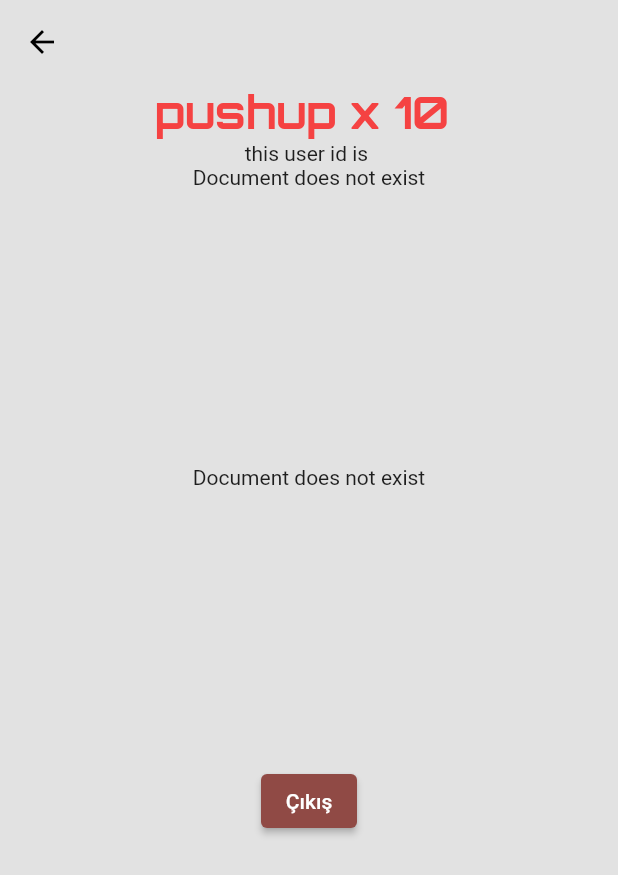
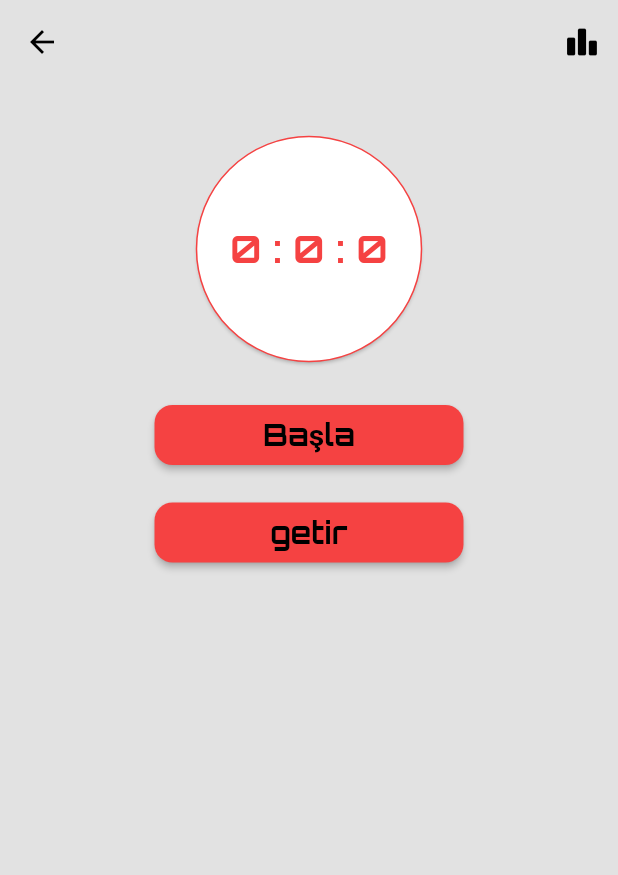
Before and after one commit to tolunaykutlu/Gym-App, a Flutter app: the SelectedChallenge screen opened by its route, on a phone screen of 412 x 824 dp. Shown: the top 875 px of the screen. Run offline on Flutter 3.47's test engine with Material 2 defaults, Android fonts, the phone set to English and light mode, and no system bars; our stand-ins replace cloud_firestore, firebase_auth, firebase_core, flutter_riverpod, fluttertoast, google_fonts and 1 more; missing offline and left inert: kartal; accounts and stored records are empty.

```diff
--- /dev/null
+++ b/lib/src/core/components/widgets/timer_text_widget.dart
@@ -0,0 +1,91 @@
+import 'dart:async';
+import 'package:change30/src/core/constants/app_contants.dart';
+import 'package:change30/src/core/extension/size_extension.dart';
+import 'package:flutter/material.dart';
+import 'package:flutter_riverpod/flutter_riverpod.dart';
+import '../../../features/riverpods/timer_riverpod.dart';
+import 'custom_button.dart';
+
+class TimerText extends ConsumerStatefulWidget {
+  const TimerText({
+    Key? key,
+  }) : super(key: key);
+
+  @override
+  ConsumerState<TimerText> createState() => _TimerTextState();
+}
+
+class _TimerTextState extends ConsumerState<TimerText> {
+  Timer? _timer;
+
+  bool isStarted = false;
+  int hour = 0;
+  int min = 0;
+
+  @override
+  void dispose() {
+    _timer?.cancel();
+    super.dispose();
+  }
+
+  @override
+  Widget build(BuildContext context) {
+    var counter = ref.watch(counterProvider);
+    String time = "$hour : $min : ${counter.counter}";
+
+    startTimer() {
+      if (isStarted) {
+        _timer = Timer.periodic(const Duration(seconds: 1), (timer) {
+          setState(() {
+            counter.addToCounter();
+            if (counter.counter == 60) {
+              counter.counter = 0;
+              min++;
+            }
+            if (min == 60) {
+              min = 0;
+              hour++;
+            }
+          });
+        });
+      } else {
+        _timer?.cancel();
+      }
+    }
+
+    return Column(
+      children: [
+        Card(
+            shape: StadiumBorder(
+                //yuvarlak
+                side: BorderSide(
+                    color: counter.counter % 2 == 0
+                        ? AppConstants.primaryColor
+                        : AppConstants.secondaryColor,
+                    strokeAlign:
+                        counter.counter % 2 == 0 ? 0 : 20, //kenarın uzaklığı
+                    width: 1)),
+            child: SizedBox(
+                width: 150,
+                height: 150,
+                child: Center(
+                    child: Text(
+                  time,
+                  style: smallTitleTextStyle(
+                      color: AppConstants.primaryColor, fsize: 25),
+                )))),
+        spaceMediumH25(),
+        CustomButton(
+          size: context.deviceSize / 2,
+          buttonText: "Başla",
+          onpress: () {
+            setState(() {
+              isStarted = !isStarted;
+              startTimer();
+            });
+          },
+        ),
+      ],
+    );
+  }
+}
--- a/lib/src/features/Views/selected_challenge.dart
+++ b/lib/src/features/Views/selected_challenge.dart
@@ -1,94 +1,91 @@
-import 'dart:async';
-
-import 'package:change30/src/core/constants/app_contants.dart';
-
 import 'package:change30/src/core/extension/size_extension.dart';
-import 'package:change30/src/features/Controllers/exercise_controller.dart';
-import 'package:change30/src/features/Views/login_page.dart';
-import 'package:change30/src/features/riverpods/auth_riverpod.dart';
-import 'package:cloud_firestore/cloud_firestore.dart';
-
 import 'package:flutter/material.dart';
-
 import 'package:flutter_riverpod/flutter_riverpod.dart';
+import '../../core/components/widgets/custom_button.dart';
+import '../../core/components/widgets/timer_text_widget.dart';
+import '../../core/constants/app_contants.dart';
+import '../riverpods/auth_riverpod.dart';
+import '../riverpods/timer_riverpod.dart';
 
 class SelectedChallenge extends ConsumerStatefulWidget {
   const SelectedChallenge({super.key});
 
   @override
-  ConsumerState<SelectedChallenge> createState() => _SelectedChallengeState();
+  ConsumerState<ConsumerStatefulWidget> createState() =>
+      _SelectedChallengeState();
 }
 
 class _SelectedChallengeState extends ConsumerState<SelectedChallenge> {
-  /* @override
+  /* CollectionReference users = FirebaseFirestore.instance.collection('users'); */
+
+  /* final CollectionReference egzersiz =
+        FirebaseFirestore.instance.collection('egzersizler');
+    final CollectionReference users =
+        FirebaseFirestore.instance.collection('users'); */
+
+  String userName = "";
+  @override
   void initState() {
+    getUsersWantedData();
+
     super.initState();
-    startTimer();
-  } */
+  }
+
+  getUsersWantedData() {
+    var data =
+        ref.read(authProvider).getData("users", "Z0vzcHpGZlSmNoMQBGWFOI1iPcN2");
+    data.then((value) {
+      //Setstate ile username içine firebaseden datasını çektiğimiz kullanıcının adını verdik
+      setState(() {
+        userName = value["name"];
+      });
+    });
+  }
 
   @override
   Widget build(BuildContext context) {
-    /* CollectionReference users = FirebaseFirestore.instance.collection('users'); */
+    return Scaffold(
+      appBar: AppBar(
+        actions: [
+          IconButton(
+              onPressed: () {
+                Navigator.pushNamed(context, '/LeaderBoardScreen');
+              },
+              icon: const Icon(Icons.leaderboard_rounded))
+        ],
+      ),
+      body: Padding(
+        padding: const EdgeInsets.symmetric(horizontal: 10),
+        child: Center(
+          child: Column(
+            children: [
+              //Text("this user id is $userId"),
+              //oneTimeRead(egzersiz),
+              Text(userName),
 
-    var userProvider = ref.watch(authProvider);
-    var exercisePro = ref.watch(excerciseProvider);
+              spaceSmallH15(),
+              const TimerText(),
+              spaceMediumH25(),
+              CustomButton(
+                size: context.deviceSize / 2,
+                buttonText: "getir",
+                onpress: () async {
+                  int score = ref.read(counterProvider).totalScore;
+                  await ref
+                      .read(authProvider)
+                      .fstore
+                      .addUserToLeaderboard(userName, score);
 
-    final CollectionReference egzersiz =
-        FirebaseFirestore.instance.collection('egzersizler');
-    final Stream<QuerySnapshot> usersStream =
-        FirebaseFirestore.instance.collection('egzersiz').snapshots();
-
-    //final CollectionReference users =
-    FirebaseFirestore.instance.collection('users');
-
-    String userId = userProvider.fstore.getUserUuid();
-
-    return Scaffold(
-      appBar: AppBar(),
-      body: Column(
-        children: [
-          Center(
-              child: Text("${exercisePro.exerciseList[0].name} x 10 ",
-                  style: bigtitleTextStyle(AppConstants.primaryColor))),
-          Text("this user id is $userId"),
-          SizedBox(height: 200, child: oneTimeRead(egzersiz)),
-
-          /* spaceMediumH25(),
-          streamingUser(context, usersStream),
-          spaceMediumH25(),
-
-          spaceMediumH25(),
-          oneTimeRead2(users, userId),
-          spaceMediumH25(), */
-          //oneTimeRead2(users, userId),
-          /*  Text(startTimer().toString()), */
-          SizedBox(height: 200, child: egzersizRead(egzersiz)),
-          ElevatedButton(
-              onPressed: () {
-                ref.read(authProvider).fauth.signOutuser();
-                Navigator.pushReplacement(
-                    context,
-                    MaterialPageRoute(
-                      builder: (context) => const LoginPage(),
-                    ));
-              },
-              child: const Text("Çıkış"))
-        ],
+                  //ref.read(authProvider).fauth.signOutuser();
+                },
+              )
+            ],
+          ),
+        ),
       ),
     );
   }
-
-  /* int startTimer() {
-    int counter = 1;
-    Timer.periodic(const Duration(seconds: 1000), (timer) {
-      setState(() {
-        counter++;
-      });
-    });
-    return counter;
-  }
- */
-  SizedBox oneTimeRead(CollectionReference<Object?> collection) {
+  /* SizedBox oneTimeRead(CollectionReference<Object?> collection) {
     return SizedBox(
       child: FutureBuilder<DocumentSnapshot>(
         future: collection.doc('egzersiz').get(),
@@ -109,112 +106,18 @@ class _SelectedChallengeState extends ConsumerState<SelectedChallenge> {
               itemCount: 3,
               itemBuilder: (context, index) {
                 return ListTile(
-                  title: Text(data["egzersiz1"]["$index"].toString(),
-                      style: bigtitleTextStyle(AppConstants.primaryColor)),
+                  title: Center(
+                    child: Text(data["egzersiz1"]["$index"].toString(),
+                        style: bigtitleTextStyle(AppConstants.primaryColor)),
+                  ),
                 );
               },
-            ); //Text("Full Name: ${data['pushup']} ${data['squat']}");
+            );
           }
 
           return const Text("loading");
         },
       ),
     );
-  }
-
-  SizedBox egzersizRead(CollectionReference<Object?> collection) {
-    return SizedBox(
-      child: FutureBuilder<DocumentSnapshot>(
-        future: collection.doc('egzersiz').get(),
-        builder:
-            (BuildContext context, AsyncSnapshot<DocumentSnapshot> snapshot) {
-          if (snapshot.hasError) {
-            return const Text("Something went wrong");
-          }
-
-          if (snapshot.hasData && !snapshot.data!.exists) {
-            return const Text("Document does not exist");
-          }
-
-          if (snapshot.connectionState == ConnectionState.done) {
-            Map<String, dynamic> data =
-                snapshot.data!.data() as Map<String, dynamic>;
-            return ListView.builder(
-              itemCount: 3,
-              itemBuilder: (context, index) {
-                return ListTile(
-                  title: Text(data["egzersiz2"]["$index"].toString(),
-                      style: bigtitleTextStyle(AppConstants.primaryColor)),
-                );
-              },
-            ); //Text("Full Name: ${data['pushup']} ${data['squat']}");
-          }
-
-          return const Text("loading");
-        },
-      ),
-    );
-  }
-
-  SizedBox oneTimeRead2(
-      CollectionReference<Object?> collection, String userId) {
-    return SizedBox(
-      child: FutureBuilder<DocumentSnapshot>(
-        future: collection.doc(userId).get(),
-        builder:
-            (BuildContext context, AsyncSnapshot<DocumentSnapshot> snapshot) {
-          if (snapshot.hasError) {
-            return const Text("Something went wrong");
-          }
-
-          if (snapshot.hasData && !snapshot.data!.exists) {
-            return const Text("Document does not exist");
-          }
-
-          if (snapshot.connectionState == ConnectionState.done) {
-            Map<String, dynamic> data =
-                snapshot.data!.data() as Map<String, dynamic>;
-            return Text("Full Name: ${data['age']} ${data['gender']}");
-          }
-
-          return const Text("loading");
-        },
-      ),
-    );
-  }
-
-  SizedBox streamingUser(
-      BuildContext context, Stream<QuerySnapshot<Object?>> usersStream) {
-    return SizedBox(
-      height: context.deviceHeight * 0.2,
-      child: Builder(
-        builder: (context) {
-          return StreamBuilder<QuerySnapshot>(
-            stream: usersStream,
-            builder:
-                (BuildContext context, AsyncSnapshot<QuerySnapshot> snapshot) {
-              if (snapshot.hasError) {
-                return const Text('Something went wrong');
-              }
-
-              if (snapshot.connectionState == ConnectionState.waiting) {
-                return const Text("Loading");
-              }
-
-              return ListView(
-                children: snapshot.data!.docs.map((DocumentSnapshot document) {
-                  Map<String, dynamic> data =
-                      document.data()! as Map<String, dynamic>;
-                  return ListTile(
-                    title: Text(data['age'].toString()),
-                    subtitle: Text(data['full_name'] ?? "text"),
-                  );
-                }).toList(),
-              );
-            },
-          );
-        },
-      ),
-    );
-  }
+  } */
 }
--- a/lib/src/features/firebase/abstracts/base_firestore_service.dart
+++ b/lib/src/features/firebase/abstracts/base_firestore_service.dart
@@ -4,6 +4,7 @@ abstract class BaseFirestoreService {
   Future updateDataToFirestore(
       Map<String, dynamic> data, String collectionName, String docName);
 
-  Future getUserDataFromFirestore(String collectionName, String docName);
+  Future getDataFromFirebase(String collectionName, String docName);
+  Future addUserToLeaderboard(String username, int score);
   String getUserUuid();
 }
--- a/lib/src/features/models/exercise_model.dart
+++ b/lib/src/features/models/exercise_model.dart
@@ -1,9 +1,9 @@
 import 'dart:convert';
 
 class Exercises {
-  String name;
-  String? description;
-  String? difficulty;
+  final String name;
+  final String? description;
+  final String? difficulty;
 
   Exercises({
     required this.name,
--- a/pubspec.yaml
+++ b/pubspec.yaml
@@ -40,6 +40,8 @@ dependencies:
   google_fonts: ^5.1.0
   json_serializable: ^6.7.1
   kartal: ^3.2.0
+  path: ^1.8.3
+  path_provider: ^2.1.1
   sqflite: ^2.3.0
 
 dev_dependencies:
```
Also changed, not shown: lib/main.dart (+3 -4 lines), lib/src/core/components/helpers/database_helper.dart (added, +84 -0 lines), lib/src/core/components/helpers/user_data_get.dart (added, +25 -0 lines), lib/src/features/Views/choose_gender_page.dart (+7 -1 lines), lib/src/features/Views/leader_board_page.dart (added, +66 -0 lines), lib/src/features/Views/login_page.dart (+2 -8 lines), lib/src/features/Views/sign_up_page.dart (+10 -13 lines), lib/src/features/firebase/firebase_services/firebase_auth.dart (+8 -5 lines), lib/src/features/firebase/firebase_services/firestore_service.dart (+32 -12 lines), lib/src/features/models/user_model.dart (+9 -30 lines), lib/src/features/riverpods/auth_riverpod.dart (+9 -23 lines), lib/src/features/riverpods/timer_riverpod.dart (added, +28 -0 lines), lib/src/core/components/helpers/log.dart (deleted), pubspec.lock.
